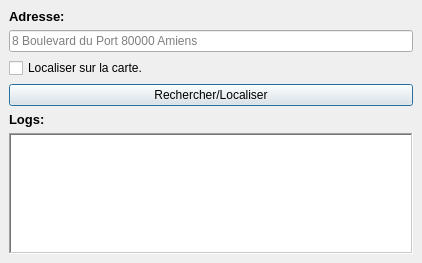
This is french_address_dockwidget_base.ui in Gui0delp/french_address as Qt 5 draws it before an edit. The edited form follows.
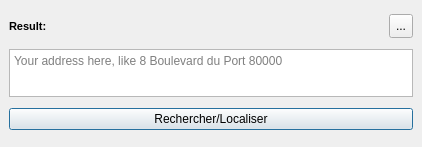
This is the edited form.

Commit message: :lipstick: UI: Add tool button for catch tool, remove logs and changefont size

```diff
--- a/french_address_dockwidget_base.ui
+++ b/french_address_dockwidget_base.ui
@@ -7,7 +7,7 @@
     <x>0</x>
     <y>0</y>
     <width>422</width>
-    <height>263</height>
+    <height>147</height>
    </rect>
   </property>
   <property name="windowTitle">
@@ -15,53 +15,32 @@
   </property>
   <widget class="QWidget" name="dockWidgetContents">
    <layout class="QGridLayout" name="gridLayout">
-    <item row="1" column="0">
-     <widget class="QLineEdit" name="le_input_address">
-      <property name="placeholderText">
-       <string>8 Boulevard du Port 80000 Amiens</string>
+    <item row="2" column="0" colspan="2">
+     <widget class="QTextBrowser" name="le_input_address">
+      <property name="sizePolicy">
+       <sizepolicy hsizetype="Expanding" vsizetype="Fixed">
+        <horstretch>0</horstretch>
+        <verstretch>0</verstretch>
+       </sizepolicy>
       </property>
-     </widget>
-    </item>
-    <item row="5" column="0">
-     <widget class="QLabel" name="lbl_logs">
-      <property name="font">
-       <font>
-        <pointsize>10</pointsize>
-        <weight>75</weight>
-        <bold>true</bold>
-       </font>
-      </property>
-      <property name="text">
-       <string>Logs:</string>
-      </property>
-     </widget>
-    </item>
-    <item row="6" column="0">
-     <widget class="QPlainTextEdit" name="pte_logs_event">
-      <property name="frameShape">
-       <enum>QFrame::WinPanel</enum>
-      </property>
-      <property name="lineWidth">
-       <number>1</number>
-      </property>
-      <property name="sizeAdjustPolicy">
-       <enum>QAbstractScrollArea::AdjustIgnored</enum>
+      <property name="maximumSize">
+       <size>
+        <width>16777215</width>
+        <height>48</height>
+       </size>
       </property>
       <property name="readOnly">
-       <bool>true</bool>
-      </property>
-      <property name="maximumBlockCount">
-       <number>0</number>
-      </property>
-      <property name="backgroundVisible">
        <bool>false</bool>
       </property>
-      <property name="centerOnScroll">
-       <bool>true</bool>
+      <property name="textInteractionFlags">
+       <set>Qt::TextEditorInteraction</set>
+      </property>
+      <property name="placeholderText">
+       <string>Your address here, like 8 Boulevard du Port 80000</string>
       </property>
      </widget>
     </item>
-    <item row="4" column="0">
+    <item row="3" column="0" colspan="2">
      <widget class="QPushButton" name="pb_locate_search">
       <property name="text">
        <string>Rechercher/Localiser</string>
@@ -74,24 +53,51 @@
       </property>
      </widget>
     </item>
+    <item row="0" column="1">
+     <widget class="QToolButton" name="tb_catch_tool">
+      <property name="minimumSize">
+       <size>
+        <width>24</width>
+        <height>24</height>
+       </size>
+      </property>
+      <property name="maximumSize">
+       <size>
+        <width>24</width>
+        <height>24</height>
+       </size>
+      </property>
+      <property name="toolTip">
+       <string>Click on the map to capture an address </string>
+      </property>
+      <property name="text">
+       <string>...</string>
+      </property>
+      <property name="iconSize">
+       <size>
+        <width>24</width>
+        <height>24</height>
+       </size>
+      </property>
+      <property name="checkable">
+       <bool>true</bool>
+      </property>
+      <property name="checked">
+       <bool>false</bool>
+      </property>
+     </widget>
+    </item>
     <item row="0" column="0">
      <widget class="QLabel" name="lbl_address">
       <property name="font">
        <font>
-        <pointsize>10</pointsize>
+        <pointsize>8</pointsize>
         <weight>75</weight>
         <bold>true</bold>
        </font>
       </property>
       <property name="text">
-       <string>Adresse:</string>
-      </property>
-     </widget>
-    </item>
-    <item row="3" column="0">
-     <widget class="QCheckBox" name="cb_clic_map">
-      <property name="text">
-       <string>Localiser sur la carte.</string>
+       <string>Result:</string>
       </property>
      </widget>
     </item>
```
